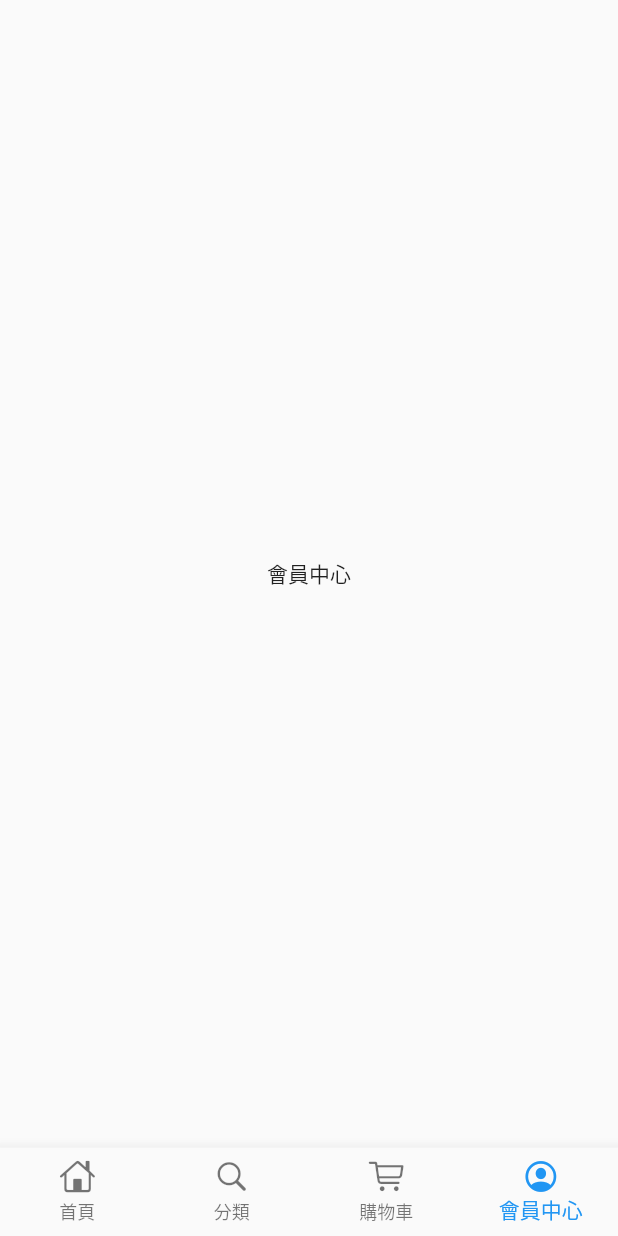
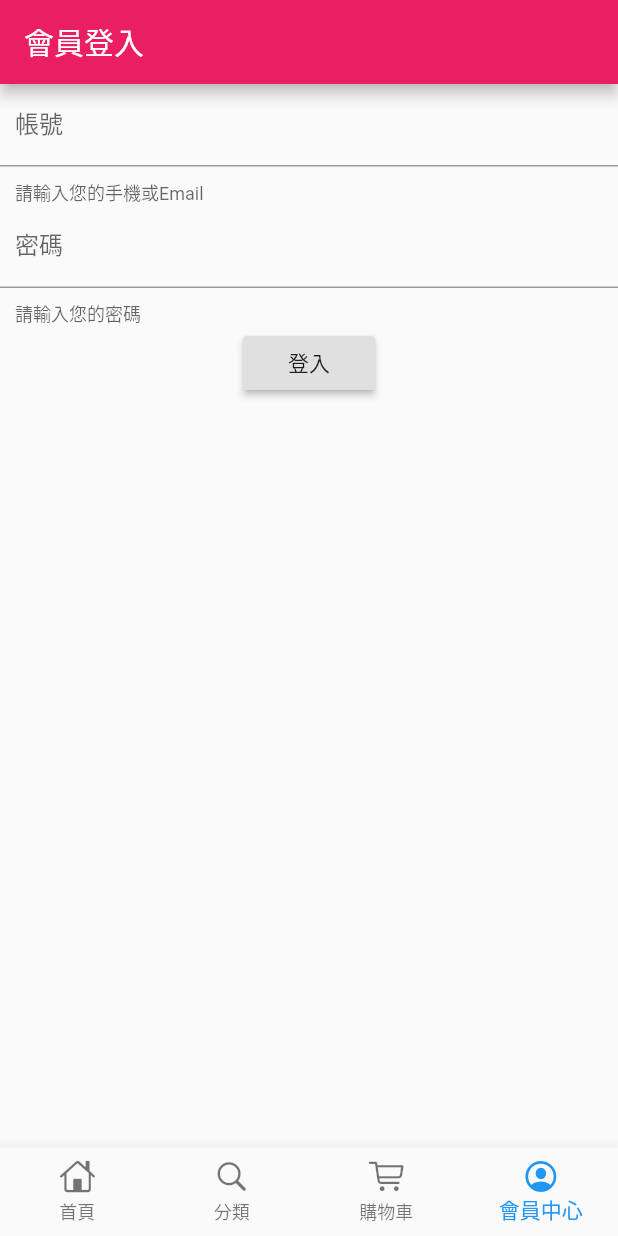
Before and after one commit to eeezzz/flutter_shop, a Flutter app: the screen it shows after launch, item 4 of the bottom bar chosen, on a phone screen of 412 x 824 dp. Run offline on Flutter 3.47's test engine with Material 2 defaults, Android fonts, the phone set to English and light mode, and no system bars; our stand-ins replace dio, flutter_screenutil, flutter_swiper; network calls fail.

Commit message:
20190410Office

```diff
--- /dev/null
+++ b/lib/config/service_url.dart
@@ -0,0 +1,4 @@
+const serviceUrl = 'http://test.baixingliangfan.cn/baixing/';
+const servicePath = {
+  'homePageContext' : serviceUrl + 'wxmini/homePageContent',
+};
--- a/lib/main.dart
+++ b/lib/main.dart
@@ -9,7 +9,7 @@ class MyApp extends StatelessWidget {
     return Container(
         child: MaterialApp(
             title: '百姓生活＋',
-            debugShowCheckedModeBanner: false,
+            // debugShowCheckedModeBanner: false,
             theme: ThemeData(primaryColor: Colors.pink),
             home: IndexPage()));
   }
--- a/lib/pages/index_page.dart
+++ b/lib/pages/index_page.dart
@@ -4,6 +4,7 @@ import 'home_page.dart';
 import 'category_page.dart';
 import 'cart_page.dart';
 import 'member_page.dart';
+import 'package:flutter_screenutil/flutter_screenutil.dart';
 
 class IndexPage extends StatefulWidget {
   // final Widget child;
@@ -51,6 +52,7 @@ class _IndexPageState extends State<IndexPage> {
 
   @override
   Widget build(BuildContext context) {
+    ScreenUtil.instance = ScreenUtil(width: 750, height: 1334)..init(context);
     return Scaffold(
       backgroundColor: Color.fromRGBO(244, 245, 245, 1.0),
       bottomNavigationBar: BottomNavigationBar(
--- a/lib/pages/member_page.dart
+++ b/lib/pages/member_page.dart
@@ -1,13 +1,95 @@
 import 'package:flutter/material.dart';
+import 'package:dio/dio.dart';
 
-class MemberPage extends StatelessWidget {
+
+class MemberPage extends StatefulWidget {
+  _MemberPageState createState() => _MemberPageState();
+}
+
+class _MemberPageState extends State<MemberPage> {
+
+  TextEditingController idController = TextEditingController();
+  TextEditingController passwordController = TextEditingController();
+  String showText = '';
 
   @override
   Widget build(BuildContext context) {
-    return Scaffold(
-      body: Center(
-        child: Text('會員中心'),
-      )
+    return Container(
+       child: Scaffold(
+         appBar: AppBar(title: Text('會員登入')),
+         body: Container(
+          child: Column(
+            children: <Widget>[
+              TextField(
+                controller: idController,
+                decoration: InputDecoration(
+                  contentPadding: EdgeInsets.all(10.0),
+                  labelText: '帳號',
+                  helperText: '請輸入您的手機或Email'
+                ),
+                autofocus: false,
+              ),
+              TextField(
+                controller: passwordController,
+                obscureText: true,
+                decoration: InputDecoration(
+                  contentPadding: EdgeInsets.all(10.0),
+                  labelText: '密碼',
+                  helperText: '請輸入您的密碼'
+                ),
+                autofocus: false,
+              ),
+              RaisedButton(
+                onPressed: () {
+                  _choiceAction();
+                },
+                child: Text('登入')
+              ),
+              Text (
+                showText,
+                overflow: TextOverflow.ellipsis,
+                maxLines: 1,
+              )
+            ],
+          )
+         )
+       ),
     );
   }
+
+  void _choiceAction(){
+    print('開始登入。。。。');
+    if (idController.text.toString() == '' || passwordController.text.toString() == '') {
+      showDialog(
+        context: context,
+        builder: (context) => AlertDialog(title: Text('帳號、密碼不能為空'),)
+      );
+    } else {
+      // getHttp(typeController.text.toString()).then((val){
+      //   setState(() {
+      //     showText = val['data']['name'].toString();
+      //   });
+      // });
+      setState(() {
+        showText = '帳號、密碼錯誤!!';
+      });
+    }
+
+  }
+
+
+  Future getHttp(String TypeText) async {
+    try {
+      Response response;
+      // map
+      var data = {'name': TypeText};
+      response = await Dio().get(
+        'https://www.easy-mock.com/mock/5c60131a4bed3a6342711498/baixing/dabaojian',
+        queryParameters: data,
+      );
+      return response.data;
+    } catch (e) {
+
+    }
+  }
 }
--- a/pubspec.yaml
+++ b/pubspec.yaml
@@ -24,6 +24,8 @@ dependencies:
   # Use with the CupertinoIcons class for iOS style icons.
   cupertino_icons: ^0.1.2
   dio:
+  flutter_swiper:
+  flutter_screenutil:
 
 dev_dependencies:
   flutter_test:
```
Also changed, not shown: lib/config/httpHeaders.dart (added, +15 -0 lines), lib/pages/home_page.dart (+92 -59 lines), lib/service/service_method.dart (added, +23 -0 lines), pubspec.lock.
